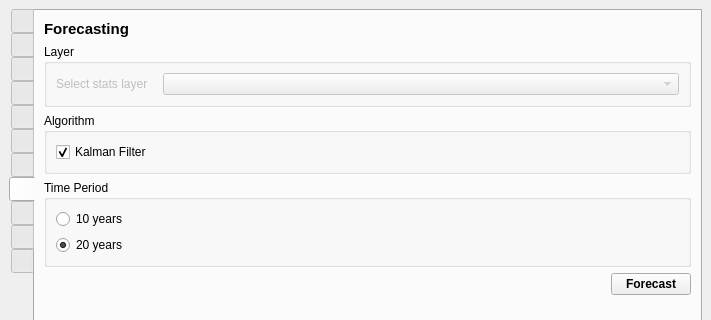
qscat/qscat, file qscat/qscat_dockwidget_base.ui: the form before one commit; both pictures show x 0 to 711 and y 0 to 320 of the 711 by 903 pixel window.
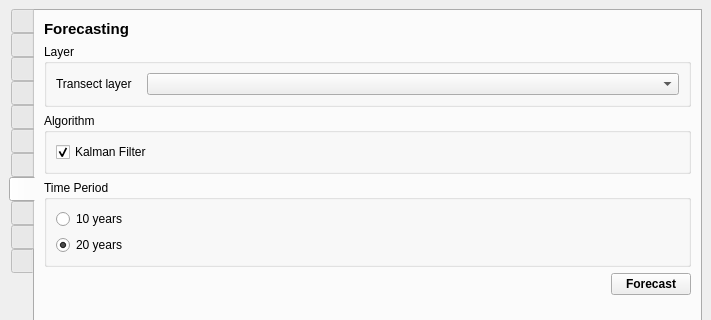
The form after the commit. The open tabs and pages were chosen to show the change. Icons and pictures are not drawn. Custom widgets are drawn as their Qt base class.

Commit message: refactor: change forecasting layer to transect layer

Patch:
```diff
--- a/qscat/qscat_dockwidget_base.ui
+++ b/qscat/qscat_dockwidget_base.ui
@@ -1961,17 +1961,17 @@
            <item row="0" column="0">
             <widget class="QLabel" name="label_20">
              <property name="enabled">
-              <bool>false</bool>
+              <bool>true</bool>
              </property>
              <property name="text">
-              <string>Select stats layer</string>
+              <string>Transect layer</string>
              </property>
             </widget>
            </item>
            <item row="0" column="1">
             <widget class="QgsMapLayerComboBox" name="qmlcb_forecasting_stats_layer">
              <property name="enabled">
-              <bool>false</bool>
+              <bool>true</bool>
              </property>
              <property name="showCrs">
               <bool>true</bool>
```
Left out of the diff: 2 changed lines with no effect on the pictures. The commit also changes 1 other file.
